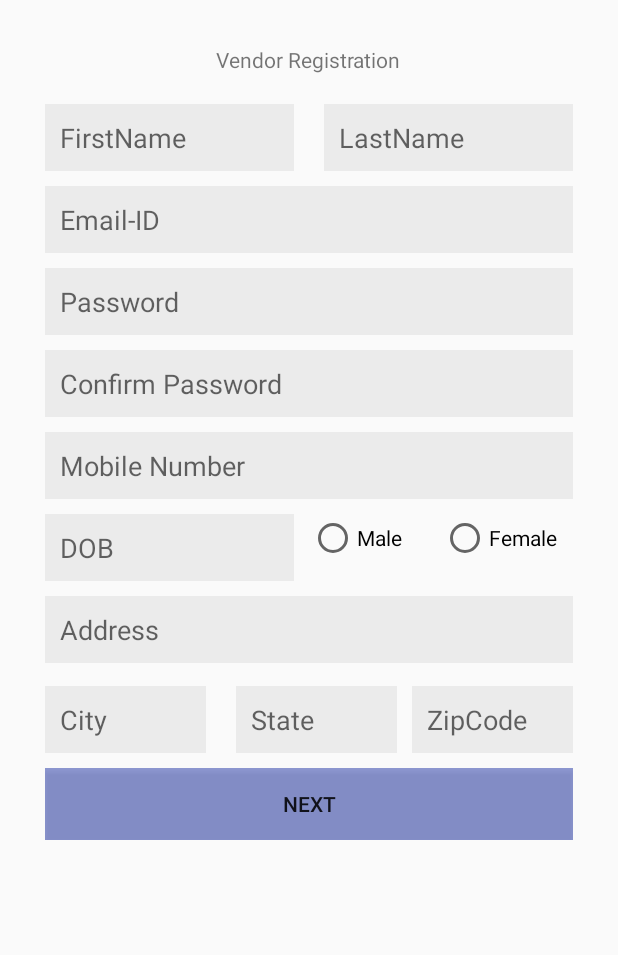
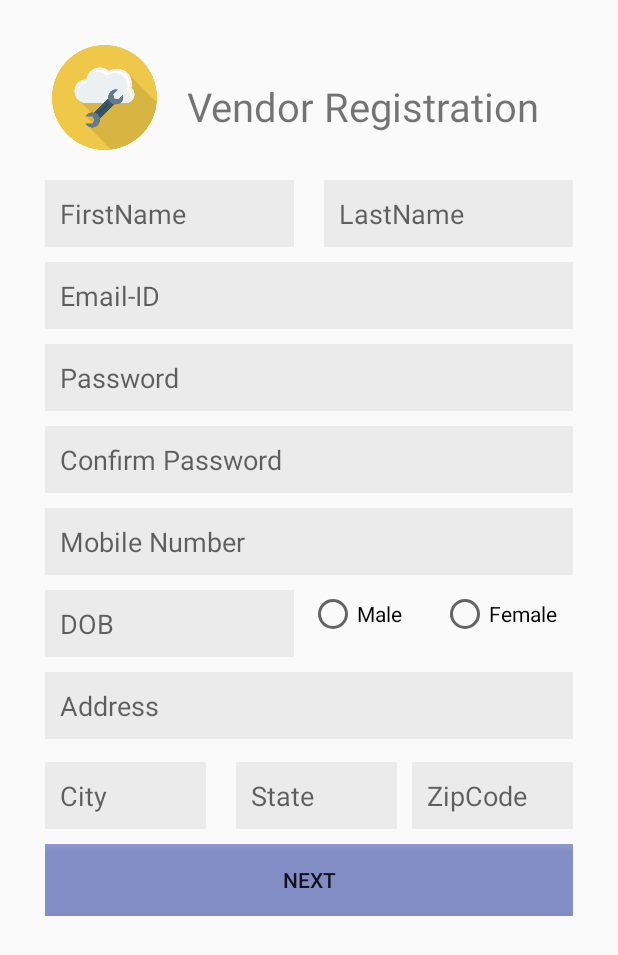
Before and after one commit to tungpham142/uNeedvHelp, an Android app: the layout activity_vendor_registration_form1.xml on its own in the app's theme, with its tools: preview values and no code run, on a phone screen of 412 x 824 dp. Shown: the top 955 px of the screen. Run offline under Robolectric (Android 15) with nearby library versions, the phone set to English and light mode, and no system bars.

Commit message:
Added Information

```diff
--- a/app/src/main/AndroidManifest.xml
+++ b/app/src/main/AndroidManifest.xml
@@ -11,14 +11,14 @@
         android:theme="@style/AppTheme">
         <activity android:name=".VendorHomeActivity"></activity>
         <activity android:name=".VendorRegistrationForm2Activity" />
-        <activity android:name=".VendorLoginActivity" />
-        <activity android:name=".VendorRegistrationForm1Activity">
+        <activity android:name=".VendorLoginActivity" >
             <intent-filter>
                 <action android:name="android.intent.action.MAIN" />
 
                 <category android:name="android.intent.category.LAUNCHER" />
             </intent-filter>
         </activity>
+        <activity android:name=".VendorRegistrationForm1Activity"></activity>
     </application>
 
 </manifest>
--- /dev/null
+++ b/app/src/main/res/drawable/ic_wrench.xml
@@ -0,0 +1,13 @@
+<vector android:height="492dp" android:viewportHeight="491.52"
+    android:viewportWidth="491.52" android:width="492dp" xmlns:android="http://schemas.android.com/apk/res/android">
+    <path android:fillColor="#EFC84A" android:pathData="M245.76,245.76m-245.76,0a245.76,245.76 0,1 1,491.52 0a245.76,245.76 0,1 1,-491.52 0"/>
+    <path android:fillAlpha="0.1" android:fillColor="#FF000000"
+        android:pathData="M490.467,268.047L355.942,133.522c-1.382,-1.537 -2.867,-3.021 -4.352,-4.352c-12.646,-11.725 -29.594,-18.893 -48.179,-18.893c-13.414,0 -25.958,3.738 -36.659,10.189c-11.264,-9.676 -25.907,-15.514 -41.933,-15.514c-32.256,0 -58.982,23.706 -63.744,54.631c-31.027,0.204 -56.115,25.395 -56.115,56.473c0,13.927 5.018,26.573 13.363,36.403c2.048,2.457 4.352,4.761 6.81,6.81l56.832,56.831c-10.803,2.049 -19.866,9.062 -24.781,18.535l32.307,32.308l-0.307,0.46h-32c1.617,3.1 3.74,5.897 6.189,8.385l-0.045,0.013l1.024,1.075l0.461,0.41l112.189,112.189C390.701,475.038 480.128,382.976 490.467,268.047z" android:strokeAlpha="0.1"/>
+    <path android:fillColor="#EBF0F3" android:pathData="M371.983,199.433c1.541,-5.815 2.373,-11.919 2.373,-18.22c0,-39.179 -31.76,-70.939 -70.94,-70.939c-13.412,0 -25.953,3.725 -36.65,10.192c-11.278,-9.658 -25.915,-15.506 -41.928,-15.506c-32.272,0 -59.007,23.699 -63.755,54.643c-31.026,0.179 -56.124,25.369 -56.124,56.436c0,31.178 25.274,56.453 56.453,56.453h183.637c22.925,0 41.509,-18.584 41.509,-41.509C386.56,218.344 380.893,207.046 371.983,199.433z"/>
+    <path android:fillColor="#FFFFFF" android:pathData="M150.902,180.083l8.735,-0.05l1.325,-8.637c0.081,-0.526 0.218,-1.032 0.313,-1.553l-0.133,0.001c-15.216,0.089 -28.69,7.633 -37.055,19.109C131.643,183.451 140.89,180.142 150.902,180.083z"/>
+    <path android:fillColor="#FFFFFF" android:pathData="M365.332,207.218l-4.9,-4.185l1.655,-6.23c1.344,-5.072 2.03,-10.32 2.03,-15.59c0,-33.47 -27.23,-60.7 -60.7,-60.7c-11.08,0 -21.925,3.013 -31.35,8.715l-6.335,3.83l-5.625,-4.815c-9.825,-8.41 -22.35,-13.042 -35.27,-13.042c-17.306,0 -33.087,8.424 -43.123,21.521c9.223,-7.064 20.668,-11.281 32.883,-11.281c12.92,0 25.445,4.632 35.27,13.042l5.625,4.815l6.335,-3.83c9.425,-5.703 20.27,-8.715 31.35,-8.715c33.47,0 60.7,27.23 60.7,60.7c0,5.27 -0.685,10.517 -2.03,15.59l-1.655,6.23l4.9,4.185c6.985,5.967 10.99,14.63 10.99,23.765c0,6.001 -1.729,11.592 -4.671,16.358c8.929,-5.512 14.911,-15.357 14.911,-26.598C376.322,221.848 372.317,213.186 365.332,207.218z"/>
+    <path android:fillColor="#3A556A" android:pathData="M263.899,249.657l-66.815,66.815c14.006,3.387 24.749,15.043 26.792,29.527l68.182,-68.182c-6.737,-1.297 -13.173,-4.553 -18.387,-9.77C268.452,262.83 265.196,256.395 263.899,249.657zM267.254,279.746l-42.68,42.68c-1.459,1.459 -3.825,1.459 -5.284,0c-1.46,-1.46 -1.46,-3.825 0,-5.284l42.68,-42.68c1.459,-1.459 3.825,-1.459 5.284,0C268.712,275.921 268.712,278.287 267.254,279.746z"/>
+    <path android:fillColor="#64798A" android:pathData="M332.703,232.18l-22.658,22.658l-18.36,-4.806l-4.805,-18.36l22.655,-22.657c-12.242,-3.863 -26.16,-0.965 -35.865,8.742c-8.671,8.67 -11.928,20.704 -9.772,31.901c1.298,6.738 4.554,13.173 9.772,18.39c5.215,5.217 11.65,8.473 18.387,9.77c11.197,2.156 23.233,-1.1 31.903,-9.77C333.665,258.34 336.565,244.425 332.703,232.18z"/>
+    <path android:fillColor="#64798A" android:pathData="M197.084,316.472c-2.69,-0.651 -5.486,-1.034 -8.376,-1.034c-13.727,0 -25.616,7.79 -31.543,19.18h32.042l9.585,16.38l-9.585,16.38h-32.042c5.927,11.39 17.816,19.181 31.543,19.181c19.64,0 35.561,-15.921 35.561,-35.561c0,-1.702 -0.161,-3.362 -0.393,-5C221.833,331.515 211.09,319.86 197.084,316.472z"/>
+    <path android:fillColor="#2F4859" android:pathData="M261.97,274.462l-42.68,42.68c-1.46,1.459 -1.46,3.825 0,5.284c1.459,1.459 3.825,1.459 5.284,0l42.68,-42.68c1.459,-1.459 1.459,-3.825 0,-5.284C265.795,273.003 263.428,273.003 261.97,274.462z"/>
+</vector>
--- a/app/src/main/res/layout/activity_vendor_registration_form1.xml
+++ b/app/src/main/res/layout/activity_vendor_registration_form1.xml
@@ -21,10 +21,27 @@
             android:layout_marginBottom="20dp"
             android:gravity="center">
 
+            <ImageView
+                android:layout_width="70dp"
+                android:layout_height="70dp"
+                android:layout_marginLeft="-17dp"
+
+                android:src="@drawable/ic_wrench"
+                >
+
+            </ImageView>
             <TextView
+                android:layout_marginTop="15dp"
+                android:layout_marginLeft="20dp"
+                android:textSize="12pt"
                 android:layout_width="wrap_content"
                 android:layout_height="match_parent"
-                android:text="Vendor Registration"></TextView>
+                android:text="Vendor Registration">
+
+            </TextView>
+
+
+
         </LinearLayout>
         <!-- //FirstName LastName-->
 
```
Also changed, not shown: app/src/main/java/com/example/uneedvhelp/VendorLoginActivity.java (+14 -1 lines), app/src/main/java/com/example/uneedvhelp/VendorRegistrationForm1Activity.java (+12 -12 lines), app/src/main/java/com/example/uneedvhelp/VendorRegistrationForm2Activity.java (+31 -2 lines), app/src/main/res/layout/activity_vendor_login.xml (+11 -3 lines).
